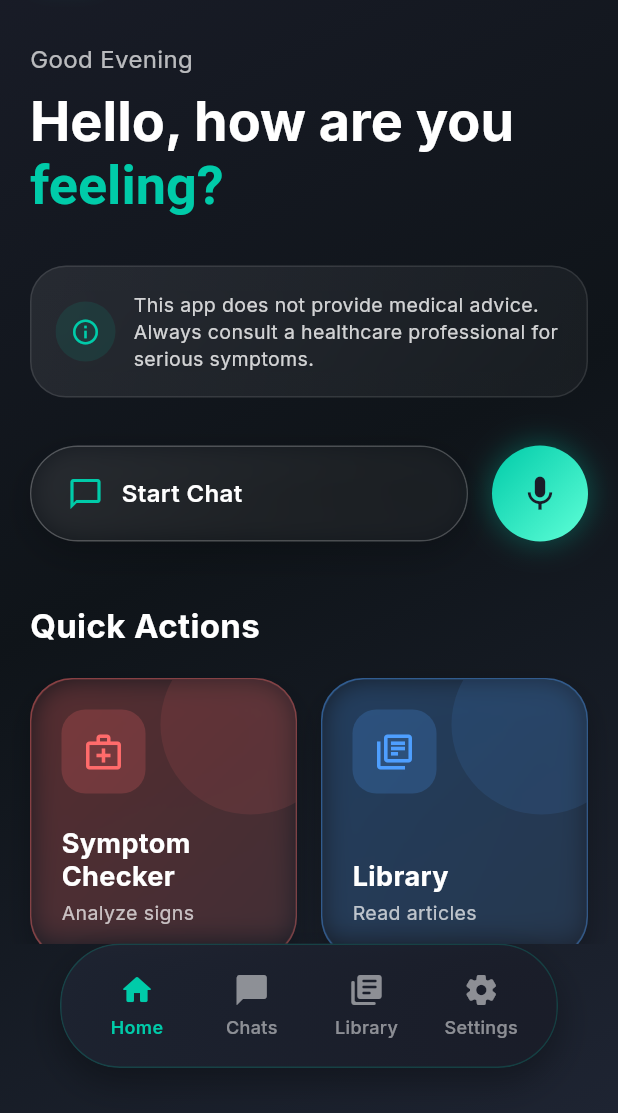
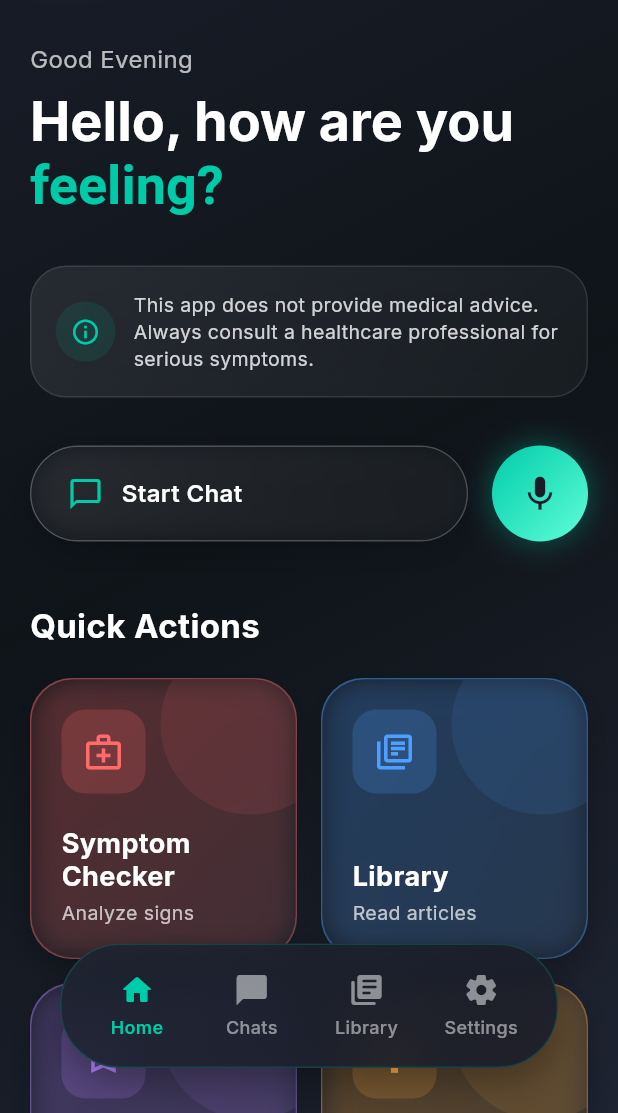
Before and after one commit to IbnuMiftah/black_seed, a Flutter app: the screen it shows after launch, after a tap on "Log In", on a phone screen of 412 x 824 dp, the part 123-1236 px from its top. Run offline on Flutter 3.47's test engine with Material 3 defaults, Android fonts, the phone set to English and light mode, and no system bars; our stand-ins replace google_fonts.

Commit message:
bottom nav bar

```diff
--- a/lib/main.dart
+++ b/lib/main.dart
@@ -1,8 +1,18 @@
 import 'package:flutter/material.dart';
+import 'package:flutter/services.dart';
 import 'package:google_fonts/google_fonts.dart';
 import 'screens/splash_screen.dart';
 
 void main() {
+  SystemChrome.setSystemUIOverlayStyle(
+    const SystemUiOverlayStyle(
+      statusBarColor: Colors.transparent,
+      statusBarIconBrightness: Brightness.light,
+      systemNavigationBarColor: Colors.transparent,
+      systemNavigationBarIconBrightness: Brightness.light,
+    ),
+  );
+  SystemChrome.setEnabledSystemUIMode(SystemUiMode.edgeToEdge);
   runApp(const BlackSeedApp());
 }
 
--- a/lib/screens/main_navigation.dart
+++ b/lib/screens/main_navigation.dart
@@ -26,12 +26,19 @@ class _MainNavigationState extends State<MainNavigation> {
   Widget build(BuildContext context) {
     return Scaffold(
       backgroundColor: const Color(0xFF1A1D29),
-      body: _screens[_currentIndex],
-      extendBody: true,
-      bottomNavigationBar: Container(
-        margin: const EdgeInsets.fromLTRB(40, 0, 40, 30), // Increased margins for smaller width & higher float
+      body: Stack(
+        children: [
+          // Main Content
+          _screens[_currentIndex],
+
+          // Floating Navigation Bar
+          Positioned(
+            left: 40,
+            right: 40,
+            bottom: 30,
+            child: Container(
               decoration: BoxDecoration(
-          borderRadius: BorderRadius.circular(40), // More rounded
+                borderRadius: BorderRadius.circular(40),
                 boxShadow: [
                   BoxShadow(
                     color: Colors.black.withAlpha(80),
@@ -61,7 +68,7 @@ class _MainNavigationState extends State<MainNavigation> {
                       ),
                     ),
                     child: Padding(
-                padding: const EdgeInsets.symmetric(horizontal: 12, vertical: 10), // Reduced vertical padding
+                      padding: const EdgeInsets.symmetric(horizontal: 12, vertical: 10),
                       child: Row(
                         mainAxisAlignment: MainAxisAlignment.spaceAround,
                         children: [
@@ -91,6 +98,9 @@ class _MainNavigationState extends State<MainNavigation> {
                   ),
                 ),
               ),
+            ),
+          ),
+        ],
       ),
     );
   }
```
Lines whose indentation alone changed are shown as unchanged.
